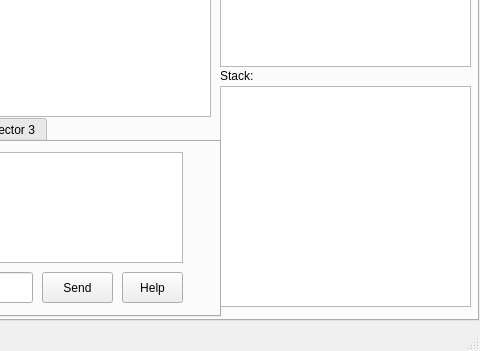
This is debuggerwidgets/maindebug/maindebuggerwindow.ui in keowu/koidbg as Qt 5 draws it before an edit; both pictures show x 472 to 952 and y 379 to 730 of the 952 by 730 pixel window. The edited form follows.
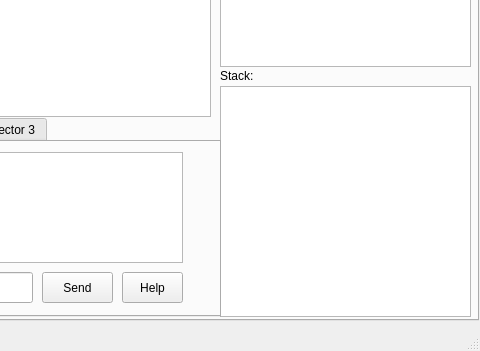
This is the edited form. Custom widgets are drawn as their Qt base class.

Diff of the .ui file:
```diff
--- a/debuggerwidgets/maindebug/maindebuggerwindow.ui
+++ b/debuggerwidgets/maindebug/maindebuggerwindow.ui
@@ -72,7 +72,7 @@
         <x>690</x>
         <y>420</y>
         <width>251</width>
-        <height>221</height>
+        <height>231</height>
        </rect>
       </property>
      </widget>
```
Left out of the diff: 16 changed lines with no effect on the pictures.
